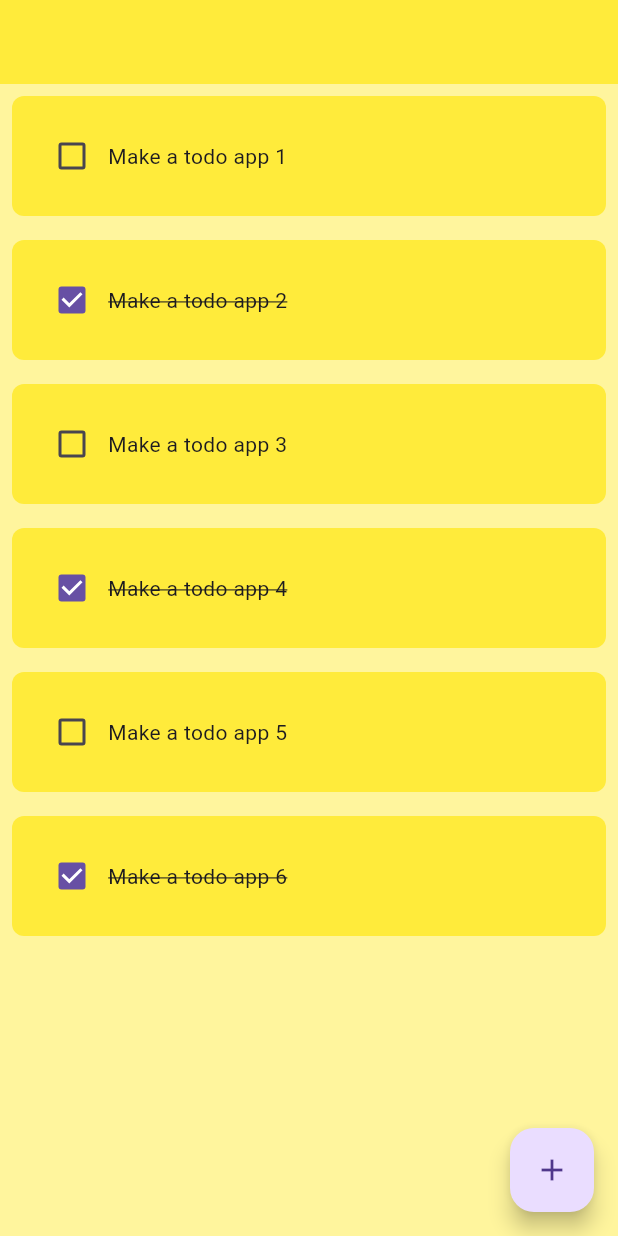
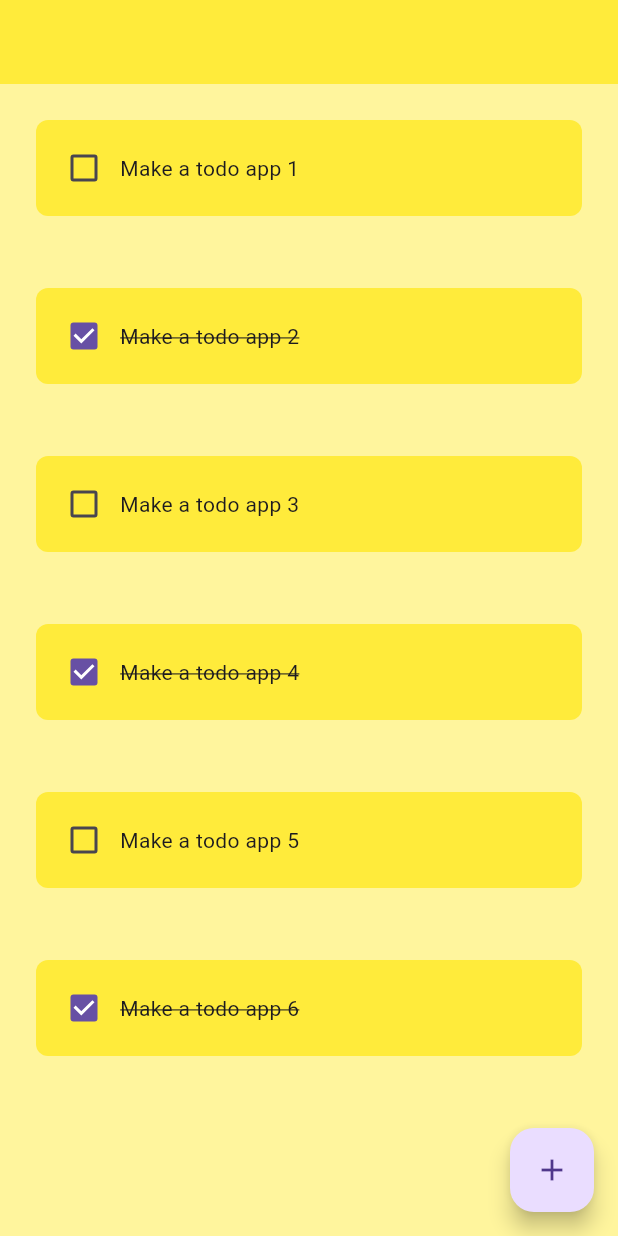
Before and after one commit to DinhKhacDien0903/Lean-Flutter, a Flutter app: the screen it shows after launch, on a phone screen of 412 x 824 dp. Run offline on Flutter 3.47's test engine with Material 3 defaults, Android fonts, the phone set to English and light mode, and no system bars; drawn by our look-alikes of flutter_slidable.

Commit message:
add padding

```diff
--- a/flutter_tutorial/lib/utils/todoTile.dart
+++ b/flutter_tutorial/lib/utils/todoTile.dart
@@ -16,7 +16,9 @@ class TodoTile extends StatelessWidget {
 
   @override
   Widget build(BuildContext context) {
-    return Slidable(
+    return Padding(
+      padding: const EdgeInsets.all(24),
+      child: Slidable(
         endActionPane: ActionPane(
           motion: StretchMotion(),
           children: [
@@ -30,8 +32,7 @@ class TodoTile extends StatelessWidget {
           ],
         ),
         child: Container(
-        padding: EdgeInsets.all(16),
-        margin: EdgeInsets.all(8),
+          padding: EdgeInsets.all(8),
           decoration: BoxDecoration(
             color: Colors.yellow,
             borderRadius: BorderRadius.circular(8),
@@ -50,6 +51,7 @@ class TodoTile extends StatelessWidget {
             ],
           ),
         ),
+      ),
     );
   }
 }
```
Lines whose indentation alone changed are shown as unchanged.
